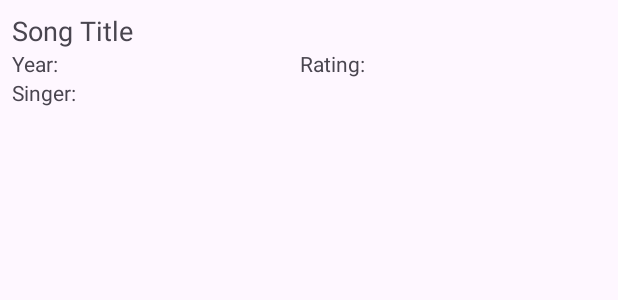
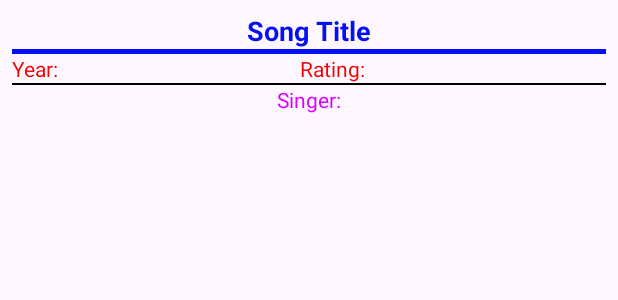
Before and after one commit to weih3ng/MoreMoviesLesson12, an Android app: the layout row.xml on its own in the app's theme, with its tools: preview values and no code run, on a phone screen of 412 x 824 dp. Shown: the top 300 px of the screen. Run offline under Robolectric (Android 15) with nearby library versions, the phone set to English and light mode, and no system bars.

Commit message:
modified P10 PS

```diff
--- a/app/src/main/java/sg/edu/rp/c346/id22005564/song/SongListActivity.java
+++ b/app/src/main/java/sg/edu/rp/c346/id22005564/song/SongListActivity.java
@@ -28,12 +28,14 @@ public class SongListActivity extends AppCompatActivity {
 
         dbHelper = new DBHelper(this);
 
-        listView = findViewById(R.id.listView);
+        listView = findViewById(R.id.list);
         yearSpinner = findViewById(R.id.yearSpinner);
         fiveStarsButton = findViewById(R.id.fiveStarsButton);
 
         ArrayList<Song> songList = dbHelper.getAllSongs();
-        adapter = new ArrayAdapter<>(this, android.R.layout.simple_list_item_1, songList);
+//        adapter = new ArrayAdapter<>(this, android.R.layout.simple_list_item_1, songList);
+        adapter = new CustomAdapter(this, R.layout.row, songList);
+
         listView.setAdapter(adapter);
 
         listView.setOnItemClickListener(new AdapterView.OnItemClickListener() {
--- a/app/src/main/res/layout/activity_song_list.xml
+++ b/app/src/main/res/layout/activity_song_list.xml
@@ -1,4 +1,5 @@
 <?xml version="1.0" encoding="utf-8"?>
+
 <LinearLayout xmlns:android="http://schemas.android.com/apk/res/android"
     xmlns:app="http://schemas.android.com/apk/res-auto"
     xmlns:tools="http://schemas.android.com/tools"
@@ -22,7 +23,7 @@
         android:text="SHOW ALL SONGS WITH 5 STARS" />
 
     <ListView
-        android:id="@+id/listView"
+        android:id="@+id/list"
         android:layout_width="match_parent"
         android:layout_height="0dp"
         android:layout_weight="1"
--- a/app/src/main/res/layout/row.xml
+++ b/app/src/main/res/layout/row.xml
@@ -8,10 +8,19 @@
 
     <TextView
         android:id="@+id/songTitle"
-        android:layout_width="wrap_content"
+        android:layout_width="match_parent"
         android:layout_height="wrap_content"
         android:text="Song Title"
-        android:textAppearance="@style/TextAppearance.AppCompat.Medium" />
+        android:textAlignment="center"
+        android:textAppearance="@style/TextAppearance.AppCompat.Medium"
+        android:textColor="#030FF4"
+        android:textStyle="bold" />
+
+    <View
+        android:id="@+id/divider2"
+        android:layout_width="match_parent"
+        android:layout_height="3dp"
+        android:background="#030FF4" />
 
     <LinearLayout
         android:layout_width="match_parent"
@@ -23,19 +32,31 @@
             android:layout_width="wrap_content"
             android:layout_height="wrap_content"
             android:layout_weight="5"
-            android:text="Year:" />
+            android:text="Year:"
+            android:textColor="#F40303" />
 
         <TextView
             android:id="@+id/songRating"
             android:layout_width="wrap_content"
             android:layout_height="wrap_content"
             android:layout_weight="5"
-            android:text="Rating:" />
+            android:text="Rating:"
+            android:textColor="#F40303" />
+
     </LinearLayout>
+
+    <View
+        android:id="@+id/divider"
+        android:layout_width="match_parent"
+        android:layout_height="1dp"
+        android:layout_weight="5"
+        android:background="#000000" />
 
     <TextView
         android:id="@+id/songSinger"
         android:layout_width="match_parent"
         android:layout_height="wrap_content"
-        android:text="Singer:" />
+        android:text="Singer:"
+        android:textColor="#DA00FF"
+        android:textAlignment="center"/>
 </LinearLayout>
```
Also changed, not shown: app/src/main/java/sg/edu/rp/c346/id22005564/song/CustomAdapter.java (added, +50 -0 lines).
